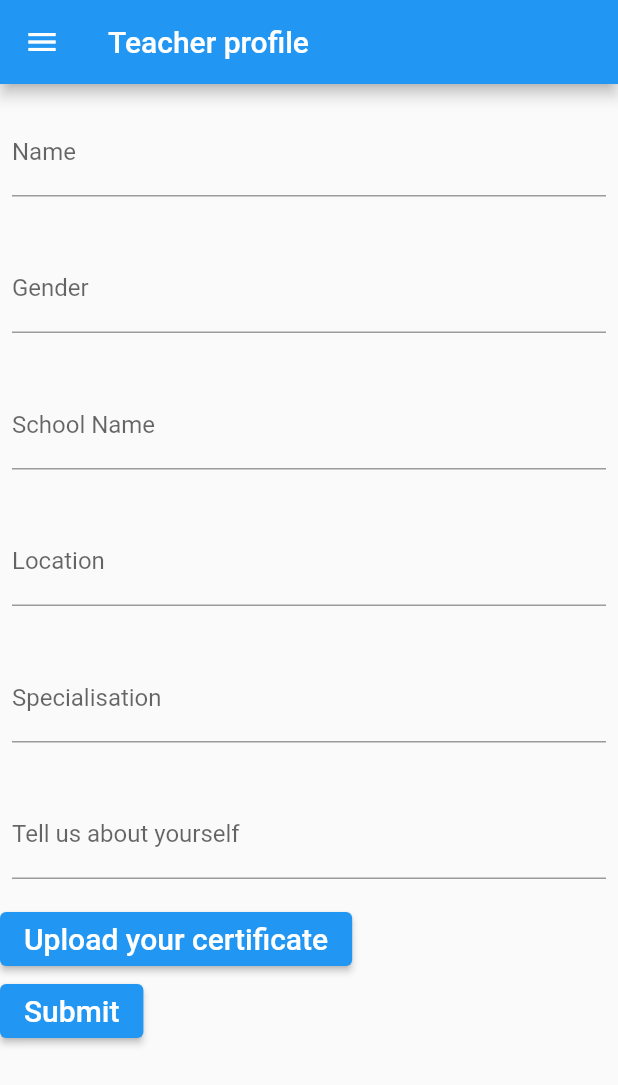
After one commit to montessoriclan/mobileglobal, a Flutter app: the screen it shows once a user with an empty profile is signed in, after a tap on "Go to Profile", on a phone screen of 412 x 824 dp. The commit adds this screen. Shown: the top 1085 px of the screen. Run offline on Flutter 3.47's test engine with Material 2 defaults, Android fonts, the phone set to English and light mode, and no system bars; our stand-ins replace cloud_firestore, firebase_auth, firebase_core, flutter_local_notifications, timezone; accounts and stored records are empty; network calls fail.

Commit message:
added profile pages

```diff
--- a/lib/main.dart
+++ b/lib/main.dart
@@ -9,7 +9,8 @@ Future<void> main() async {
   await Firebase.initializeApp();
   runApp(const MyApp());
 }
-  final navigatorKey = GlobalKey<NavigatorState>();
+
+final navigatorKey = GlobalKey<NavigatorState>();
 
 class MyApp extends StatefulWidget {
   const MyApp({Key? key}) : super(key: key);
--- a/lib/page/auth_page/profil.dart
+++ b/lib/page/auth_page/profil.dart
@@ -1,4 +1,5 @@
 import 'package:deernier/page/auth_page/login.dart';
+import 'package:deernier/page/profile_page/ParentProfile.dart';
 import 'package:deernier/page/student/simple_curd.dart';
 import 'package:deernier/service/auth_firebase_service.dart';
 import 'package:deernier/util/app_constant.dart';
@@ -19,33 +20,34 @@ class _ProfilState extends State<Profil> {
   final User? user = AuthService().getCurrentUser;
   String? errorMessage = '';
 
-  void logout()async{
-
+  void logout() async {
     try {
       await AuthService().logout();
       // ignore: use_build_context_synchronously
-         Navigator.push(context, MaterialPageRoute(builder: (context) => const LoginView(),));
+      Navigator.push(
+          context,
+          MaterialPageRoute(
+            builder: (context) => const LoginView(),
+          ));
       // ignore: use_build_context_synchronously
       ScaffoldMessenger.of(context)
           .showSnackBar(const SnackBar(content: Text("you are logged out")));
-    }on FirebaseAuthException catch (e) {
+    } on FirebaseAuthException catch (e) {
       errorMessage = e.message;
       ScaffoldMessenger.of(context)
           .showSnackBar(SnackBar(content: Text(errorMessage.toString())));
     }
+  }
 
-  }
   @override
   Widget build(BuildContext context) {
     return Scaffold(
-
       body: SafeArea(
           child: SingleChildScrollView(
         child: Padding(
-            padding:   const EdgeInsets.symmetric(horizontal: 16 , vertical: 50),
+            padding: const EdgeInsets.symmetric(horizontal: 16, vertical: 50),
             child: Column(
-
-              children: <Widget> [
+              children: <Widget>[
                 Row(
                   children: const [
                     KText(
@@ -58,23 +60,38 @@ class _ProfilState extends State<Profil> {
                 Row(
                   children: [
                     KText(
-                            text:
-                                user!.email ?? 'User Email',
+                        text: user!.email ?? 'User Email',
                         size: AppConstant.titleText,
                         weight: FontWeight.w500),
-
                   ],
                 ),
                 const KHeight(height: 40),
-               KButtonPrimary(text:"Go to Student managment",function: (){
+                KButtonPrimary(
+                  text: "Go to Student managment",
+                  function: () {
                     Navigator.push(
                         context,
                         MaterialPageRoute(
                           builder: (context) => const SimpleCrud(),
                         ));
-               },),
+                  },
+                ),
                 const KHeight(height: 20),
-               KButtonPrimary(text:"logout",function: logout,)
+                KButtonPrimary(
+                  text: "logout",
+                  function: logout,
+                ),
+                const KHeight(height: 20),
+                KButtonPrimary(
+                  text: "Go to Profile",
+                  function: () {
+                    Navigator.push(
+                        context,
+                        MaterialPageRoute(
+                          builder: (context) => const ParentProfileView(),
+                        ));
+                  },
+                )
               ],
             )),
       )),
--- /dev/null
+++ b/lib/page/profile_page/ParentProfile.dart
@@ -0,0 +1,146 @@
+import 'package:flutter/material.dart';
+
+import 'TeacherProfile.dart';
+import 'VolunteerProfile.dart';
+import 'hamburger.dart';
+
+class ParentProfileView extends StatefulWidget {
+  const ParentProfileView({Key? key}) : super(key: key);
+
+  @override
+  State<ParentProfileView> createState() => _ParentProfileState();
+}
+
+class _ParentProfileState extends State<ParentProfileView> {
+  @override
+  Widget build(BuildContext context) {
+    const appTitle = 'Teacher profile';
+    return MaterialApp(
+      title: appTitle,
+      home: Scaffold(
+        appBar: AppBar(
+          title: const Text(appTitle),
+        ),
+        body: MyCustomForm(),
+        drawer: hamburger(),
+      ),
+    );
+  }
+}
+
+class MyCustomForm extends StatefulWidget {
+  const MyCustomForm({super.key});
+
+  @override
+  State<MyCustomForm> createState() => _MyCustomFormState();
+}
+
+class _MyCustomFormState extends State<MyCustomForm> {
+  final nameController = TextEditingController();
+  final genderController = TextEditingController();
+  final schoolController = TextEditingController();
+  final locationController = TextEditingController();
+  final specialisationController = TextEditingController();
+  final experienceController = TextEditingController();
+
+  @override
+  void dispose() {
+    // Clean up the controller when the widget is disposed.
+    nameController.dispose();
+    super.dispose();
+  }
+
+  @override
+  Widget build(BuildContext context) {
+    return Column(
+      crossAxisAlignment: CrossAxisAlignment.start,
+      children: <Widget>[
+        Padding(
+          padding: const EdgeInsets.symmetric(horizontal: 8, vertical: 16),
+          child: TextFormField(
+            controller: nameController,
+            decoration: const InputDecoration(
+              border: UnderlineInputBorder(),
+              labelText: 'Name',
+            ),
+          ),
+        ),
+        Padding(
+          padding: const EdgeInsets.symmetric(horizontal: 8, vertical: 16),
+          child: TextFormField(
+            controller: genderController,
+            decoration: const InputDecoration(
+              border: UnderlineInputBorder(),
+              labelText: 'Gender',
+            ),
+          ),
+        ),
+        Padding(
+          padding: const EdgeInsets.symmetric(horizontal: 8, vertical: 16),
+          child: TextFormField(
+            controller: schoolController,
+            decoration: const InputDecoration(
+              border: UnderlineInputBorder(),
+              labelText: 'School Name',
+            ),
+          ),
+        ),
+        Padding(
+          padding: const EdgeInsets.symmetric(horizontal: 8, vertical: 16),
+          child: TextFormField(
+            controller: locationController,
+            decoration: const InputDecoration(
+              border: UnderlineInputBorder(),
+              labelText: 'Location',
+            ),
+          ),
+        ),
+        Padding(
+          padding: const EdgeInsets.symmetric(horizontal: 8, vertical: 16),
+          child: TextFormField(
+            controller: specialisationController,
+            decoration: const InputDecoration(
+              border: UnderlineInputBorder(),
+              labelText: 'Specialisation',
+            ),
+          ),
+        ),
+        Padding(
+          padding: const EdgeInsets.symmetric(horizontal: 8, vertical: 16),
+          child: TextFormField(
+            controller: experienceController,
+            decoration: const InputDecoration(
+              border: UnderlineInputBorder(),
+              labelText: 'Tell us about yourself',
+            ),
+          ),
+        ),
+        Container(
+          child: ElevatedButton(
+            child: Text(
+              'Upload your certificate',
+              style: TextStyle(fontSize: 20.0),
+            ),
+            onPressed: () {},
+          ),
+        ),
+        Container(
+          child: ElevatedButton(
+            child: Text(
+              'Submit',
+              style: TextStyle(fontSize: 20.0),
+            ),
+            onPressed: () {
+              print(nameController.text);
+              print(genderController.text);
+              print(schoolController.text);
+              print(locationController.text);
+              print(specialisationController.text);
+              print(experienceController.text);
+            },
+          ),
+        ),
+      ],
+    );
+  }
+}
--- /dev/null
+++ b/lib/page/profile_page/TeacherProfile.dart
@@ -0,0 +1,140 @@
+import 'package:flutter/material.dart';
+
+import 'VolunteerProfile.dart';
+import 'hamburger.dart';
+
+class TeacherProfile extends StatelessWidget {
+  const TeacherProfile({super.key});
+
+  @override
+  Widget build(BuildContext context) {
+    const appTitle = 'Teacher profile';
+    return MaterialApp(
+      title: appTitle,
+      home: Scaffold(
+        appBar: AppBar(
+          title: const Text(appTitle),
+        ),
+        body: MyCustomForm(),
+        drawer: hamburger(),
+      ),
+    );
+  }
+}
+
+class MyCustomForm extends StatefulWidget {
+  const MyCustomForm({super.key});
+
+  @override
+  State<MyCustomForm> createState() => _MyCustomFormState();
+}
+
+class _MyCustomFormState extends State<MyCustomForm> {
+  final nameController = TextEditingController();
+  final genderController = TextEditingController();
+  final schoolController = TextEditingController();
+  final locationController = TextEditingController();
+  final specialisationController = TextEditingController();
+  final experienceController = TextEditingController();
+
+  @override
+  void dispose() {
+    // Clean up the controller when the widget is disposed.
+    nameController.dispose();
+    super.dispose();
+  }
+
+  @override
+  Widget build(BuildContext context) {
+    return Column(
+      crossAxisAlignment: CrossAxisAlignment.start,
+      children: <Widget>[
+        Padding(
+          padding: const EdgeInsets.symmetric(horizontal: 8, vertical: 16),
+          child: TextFormField(
+            controller: nameController,
+            decoration: const InputDecoration(
+              border: UnderlineInputBorder(),
+              labelText: 'Name',
+            ),
+          ),
+        ),
+        Padding(
+          padding: const EdgeInsets.symmetric(horizontal: 8, vertical: 16),
+          child: TextFormField(
+            controller: genderController,
+            decoration: const InputDecoration(
+              border: UnderlineInputBorder(),
+              labelText: 'Gender',
+            ),
+          ),
+        ),
+        Padding(
+          padding: const EdgeInsets.symmetric(horizontal: 8, vertical: 16),
+          child: TextFormField(
+            controller: schoolController,
+            decoration: const InputDecoration(
+              border: UnderlineInputBorder(),
+              labelText: 'School Name',
+            ),
+          ),
+        ),
+        Padding(
+          padding: const EdgeInsets.symmetric(horizontal: 8, vertical: 16),
+          child: TextFormField(
+            controller: locationController,
+            decoration: const InputDecoration(
+              border: UnderlineInputBorder(),
+              labelText: 'Location',
+            ),
+          ),
+        ),
+        Padding(
+          padding: const EdgeInsets.symmetric(horizontal: 8, vertical: 16),
+          child: TextFormField(
+            controller: specialisationController,
+            decoration: const InputDecoration(
+              border: UnderlineInputBorder(),
+              labelText: 'Specialisation',
+            ),
+          ),
+        ),
+        Padding(
+          padding: const EdgeInsets.symmetric(horizontal: 8, vertical: 16),
+          child: TextFormField(
+            controller: experienceController,
+            decoration: const InputDecoration(
+              border: UnderlineInputBorder(),
+              labelText: 'Tell us about yourself',
+            ),
+          ),
+        ),
+        Container(
+          child: ElevatedButton(
+            child: Text(
+              'Upload your certificate',
+              style: TextStyle(fontSize: 20.0),
+            ),
+            onPressed: () {},
+          ),
+        ),
+        Container(
+          child: ElevatedButton(
+            child: Text(
+              'Submit',
+              style: TextStyle(fontSize: 20.0),
+            ),
+            onPressed: () {
+              print(nameController.text);
+              print(genderController.text);
+              print(schoolController.text);
+              print(locationController.text);
+              print(specialisationController.text);
+              print(experienceController.text);
+            },
+          ),
+        ),
+      ],
+    );
+  }
+}
--- /dev/null
+++ b/lib/page/profile_page/VolunteerProfile.dart
@@ -0,0 +1,140 @@
+import 'package:flutter/material.dart';
+
+import 'TeacherProfile.dart';
+import 'hamburger.dart';
+
+class VolunteerProfile extends StatelessWidget {
+  const VolunteerProfile({super.key});
+
+  @override
+  Widget build(BuildContext context) {
+    const appTitle = 'Volunteer profile';
+    return MaterialApp(
+      title: appTitle,
+      home: Scaffold(
+        appBar: AppBar(
+          title: const Text(appTitle),
+        ),
+        body: MyCustomForm(),
+        drawer: hamburger(),
+      ),
+    );
+  }
+}
+
+class MyCustomForm extends StatefulWidget {
+  const MyCustomForm({super.key});
+
+  @override
+  State<MyCustomForm> createState() => _MyCustomFormState();
+}
+
+class _MyCustomFormState extends State<MyCustomForm> {
+  final nameController = TextEditingController();
+  final genderController = TextEditingController();
+  final schoolController = TextEditingController();
+  final locationController = TextEditingController();
+  final specialisationController = TextEditingController();
+  final experienceController = TextEditingController();
+
+  @override
+  void dispose() {
+    // Clean up the controller when the widget is disposed.
+    nameController.dispose();
+    super.dispose();
+  }
+
+  @override
+  Widget build(BuildContext context) {
+    return Column(
+      crossAxisAlignment: CrossAxisAlignment.start,
+      children: <Widget>[
+        Padding(
+          padding: const EdgeInsets.symmetric(horizontal: 8, vertical: 16),
+          child: TextFormField(
+            controller: nameController,
+            decoration: const InputDecoration(
+              border: UnderlineInputBorder(),
+              labelText: 'Name',
+            ),
+          ),
+        ),
+        Padding(
+          padding: const EdgeInsets.symmetric(horizontal: 8, vertical: 16),
+          child: TextFormField(
+            controller: genderController,
+            decoration: const InputDecoration(
+              border: UnderlineInputBorder(),
+              labelText: 'Gender',
+            ),
+          ),
+        ),
+        Padding(
+          padding: const EdgeInsets.symmetric(horizontal: 8, vertical: 16),
+          child: TextFormField(
+            controller: schoolController,
+            decoration: const InputDecoration(
+              border: UnderlineInputBorder(),
+              labelText: 'School Name',
+            ),
+          ),
+        ),
+        Padding(
+          padding: const EdgeInsets.symmetric(horizontal: 8, vertical: 16),
+          child: TextFormField(
+            controller: locationController,
+            decoration: const InputDecoration(
+              border: UnderlineInputBorder(),
+              labelText: 'Location',
+            ),
+          ),
+        ),
+        Padding(
+          padding: const EdgeInsets.symmetric(horizontal: 8, vertical: 16),
+          child: TextFormField(
+            controller: specialisationController,
+            decoration: const InputDecoration(
+              border: UnderlineInputBorder(),
+              labelText: 'Specialisation',
+            ),
+          ),
+        ),
+        Padding(
+          padding: const EdgeInsets.symmetric(horizontal: 8, vertical: 16),
+          child: TextFormField(
+            controller: experienceController,
+            decoration: const InputDecoration(
+              border: UnderlineInputBorder(),
+              labelText: 'Tell us about yourself',
+            ),
+          ),
+        ),
+        Container(
+          child: ElevatedButton(
+            child: Text(
+              'Upload your certificate',
+              style: TextStyle(fontSize: 20.0),
+            ),
+            onPressed: () {},
+          ),
+        ),
+        Container(
+          child: ElevatedButton(
+            child: Text(
+              'Submit',
+              style: TextStyle(fontSize: 20.0),
+            ),
+            onPressed: () {
+              print(nameController.text);
+              print(genderController.text);
+              print(schoolController.text);
+              print(locationController.text);
+              print(specialisationController.text);
+              print(experienceController.text);
+            },
+          ),
+        ),
+      ],
+    );
+  }
+}
```
Also changed, not shown: lib/page/profile_page/hamburger.dart (added, +100 -0 lines), pubspec.lock. Lines whose indentation alone changed are shown as unchanged.
